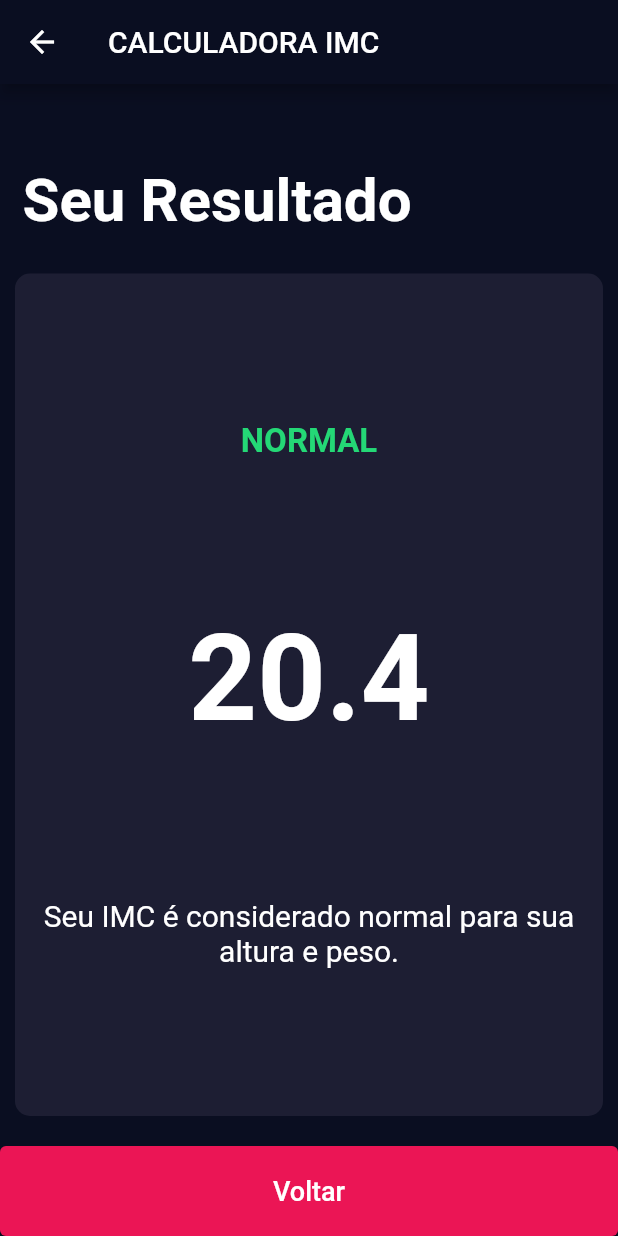
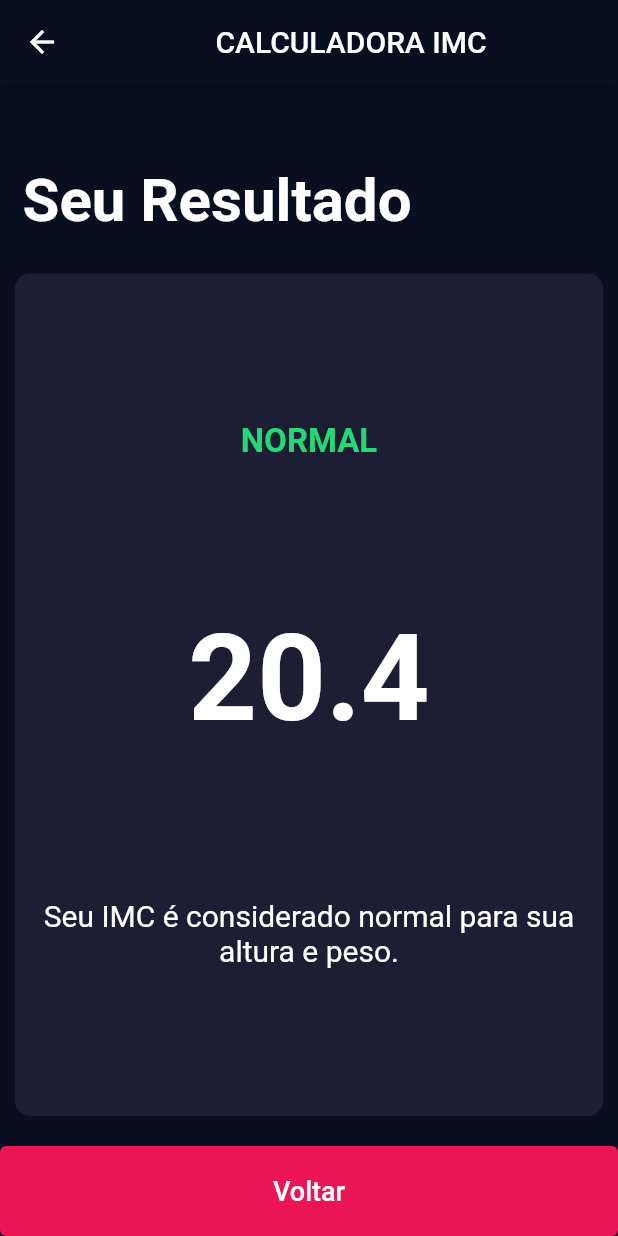
Before and after one commit to lopes-adriano/bmi_calculator, a Flutter app: the screen it shows after launch, after a tap on "Calcular IMC", on a phone screen of 412 x 824 dp. Run offline on Flutter 3.47's test engine with Material 2 defaults, Android fonts, the phone set to English and light mode, and no system bars; our stand-ins replace font_awesome_flutter.

Commit message:
Alinhamento da AppBar.

```diff
--- a/lib/pages/input_page.dart
+++ b/lib/pages/input_page.dart
@@ -27,7 +27,7 @@ class _InputPageState extends State<InputPage> {
   Widget build(BuildContext context) {
     return Scaffold(
       appBar: AppBar(
-        title: const Text('CALCULADORA IMC'),
+        title: Center(child: const Text('CALCULADORA IMC')),
       ),
       body: Column(
         crossAxisAlignment: CrossAxisAlignment.stretch,
--- a/lib/pages/results_page.dart
+++ b/lib/pages/results_page.dart
@@ -18,7 +18,7 @@ class ResultsPage extends StatelessWidget {
   Widget build(BuildContext context) {
     return Scaffold(
       appBar: AppBar(
-        title: const Text('CALCULADORA IMC'),
+        title: Center(child: const Text('CALCULADORA IMC')),
       ),
       body: Column(
         crossAxisAlignment: CrossAxisAlignment.stretch,
```
